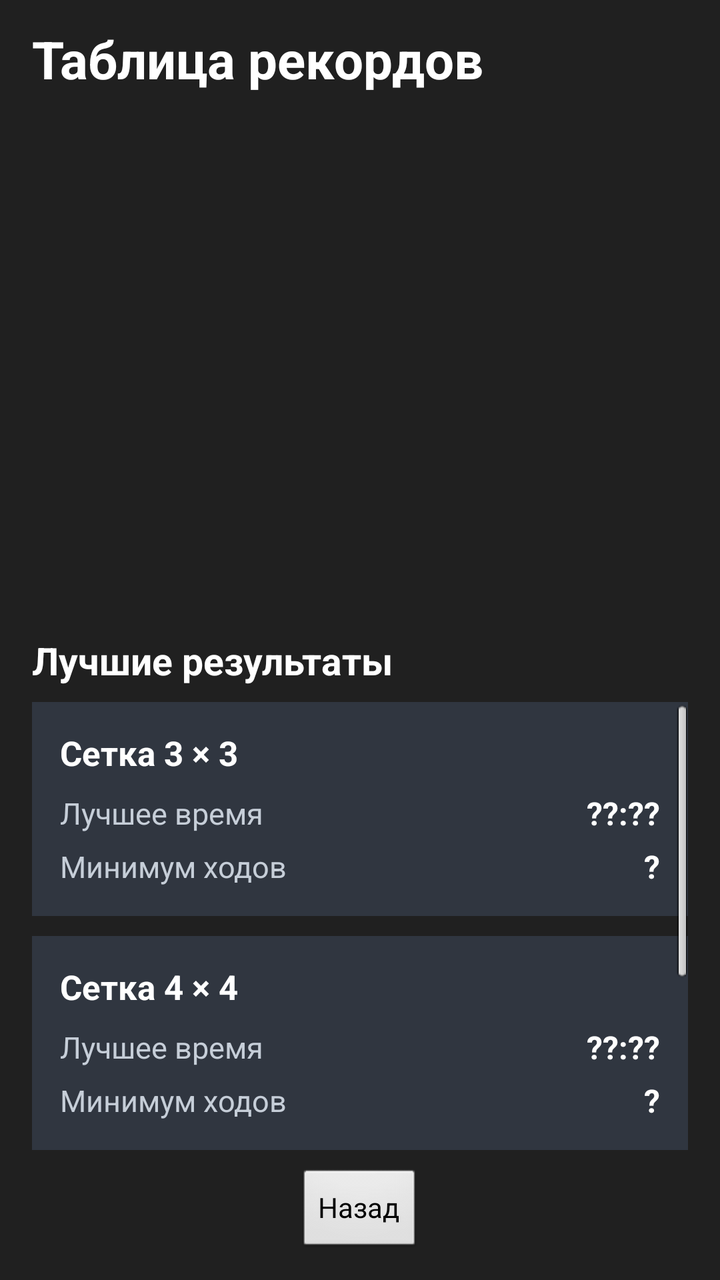
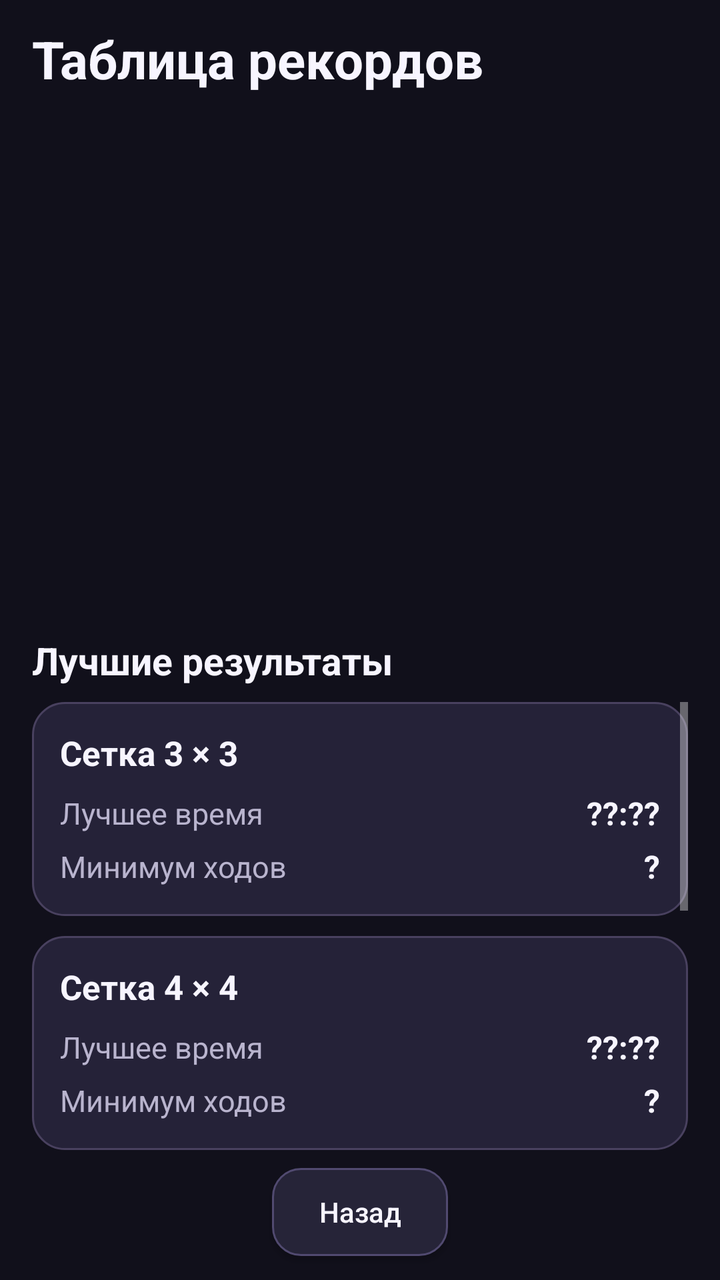

Before-and-after screenshots of an Android layout around one commit, followed by the original layout XML and the change that was made.
<!-- AndroidManifest.xml: application theme AppTheme -->
<!-- res/layout/activity_records.xml -->
<LinearLayout xmlns:android="http://schemas.android.com/apk/res/android"
    android:id="@+id/records_root"
    android:layout_width="match_parent"
    android:layout_height="match_parent"
    android:orientation="vertical"
    android:background="#202020"
    android:paddingStart="16dp"
    android:paddingTop="12dp"
    android:paddingEnd="16dp"
    android:paddingBottom="8dp">

    
    <TextView
        android:layout_width="match_parent"
        android:layout_height="wrap_content"
        android:text="Таблица рекордов"
        android:textColor="#FFFFFF"
        android:textSize="26sp"
        android:textStyle="bold" />

    
    <ImageView
        android:id="@+id/records_character_image"
        android:layout_width="match_parent"
        android:layout_height="220dp"
        android:layout_marginTop="8dp"
        android:contentDescription="3D-модель персонажа"
        android:scaleType="fitCenter" />

    <TextView
        android:id="@+id/records_character_name"
        android:layout_width="match_parent"
        android:layout_height="wrap_content"
        android:layout_marginBottom="10dp"
        android:gravity="center"
        android:textColor="#FFFFFF"
        android:textSize="24sp"
        android:textStyle="bold" />

    <TextView
        android:layout_width="match_parent"
        android:layout_height="wrap_content"
        android:layout_marginBottom="8dp"
        android:text="Лучшие результаты"
        android:textColor="#FFFFFF"
        android:textSize="19sp"
        android:textStyle="bold" />

    
    <ScrollView
        android:layout_width="match_parent"
        android:layout_height="0dp"
        android:layout_weight="1"
        android:fillViewport="false"
        android:clipToPadding="false"
        android:paddingBottom="8dp">

        <LinearLayout
            android:layout_width="match_parent"
            android:layout_height="wrap_content"
            android:orientation="vertical">

            <include layout="@layout/item_record_row_3" />
            <include layout="@layout/item_record_row_4" />
            <include layout="@layout/item_record_row_5" />

        </LinearLayout>
    </ScrollView>

    
    <Button
        android:id="@+id/button_records_back"
        android:layout_width="wrap_content"
        android:layout_height="44dp"
        android:layout_gravity="center_horizontal"
        android:layout_marginTop="8dp"
        android:layout_marginBottom="4dp"
        android:minHeight="0dp"
        android:text="Назад" />

</LinearLayout>
<!-- res/layout/item_record_row_3.xml (included above) -->
<?xml version="1.0" encoding="utf-8"?>
<LinearLayout xmlns:android="http://schemas.android.com/apk/res/android"
    android:layout_width="match_parent"
    android:layout_height="wrap_content"
    android:layout_marginBottom="10dp"
    android:background="#303640"
    android:orientation="vertical"
    android:padding="14dp">

    <TextView
        android:layout_width="match_parent"
        android:layout_height="wrap_content"
        android:text="Сетка 3 × 3"
        android:textColor="#FFFFFF"
        android:textSize="17sp"
        android:textStyle="bold" />

    <LinearLayout
        android:layout_width="match_parent"
        android:layout_height="wrap_content"
        android:layout_marginTop="8dp"
        android:gravity="center_vertical"
        android:orientation="horizontal">

        <TextView
            android:layout_width="0dp"
            android:layout_height="wrap_content"
            android:layout_weight="1"
            android:text="Лучшее время"
            android:textColor="#C6CED8"
            android:textSize="15sp" />

        <TextView
            android:id="@+id/record_3_time"
            android:layout_width="wrap_content"
            android:layout_height="wrap_content"
            android:text="@string/no_record_time"
            android:textColor="#FFFFFF"
            android:textSize="16sp"
            android:textStyle="bold" />
    </LinearLayout>

    <LinearLayout
        android:layout_width="match_parent"
        android:layout_height="wrap_content"
        android:layout_marginTop="5dp"
        android:gravity="center_vertical"
        android:orientation="horizontal">

        <TextView
            android:layout_width="0dp"
            android:layout_height="wrap_content"
            android:layout_weight="1"
            android:text="Минимум ходов"
            android:textColor="#C6CED8"
            android:textSize="15sp" />

        <TextView
            android:id="@+id/record_3_moves"
            android:layout_width="wrap_content"
            android:layout_height="wrap_content"
            android:text="@string/no_record_moves"
            android:textColor="#FFFFFF"
            android:textSize="16sp"
            android:textStyle="bold" />
    </LinearLayout>
</LinearLayout>
<!-- res/layout/item_record_row_4.xml (included above) -->
<?xml version="1.0" encoding="utf-8"?>
<LinearLayout xmlns:android="http://schemas.android.com/apk/res/android"
    android:layout_width="match_parent"
    android:layout_height="wrap_content"
    android:layout_marginBottom="10dp"
    android:background="#303640"
    android:orientation="vertical"
    android:padding="14dp">

    <TextView
        android:layout_width="match_parent"
        android:layout_height="wrap_content"
        android:text="Сетка 4 × 4"
        android:textColor="#FFFFFF"
        android:textSize="17sp"
        android:textStyle="bold" />

    <LinearLayout
        android:layout_width="match_parent"
        android:layout_height="wrap_content"
        android:layout_marginTop="8dp"
        android:gravity="center_vertical"
        android:orientation="horizontal">

        <TextView
            android:layout_width="0dp"
            android:layout_height="wrap_content"
            android:layout_weight="1"
            android:text="Лучшее время"
            android:textColor="#C6CED8"
            android:textSize="15sp" />

        <TextView
            android:id="@+id/record_4_time"
            android:layout_width="wrap_content"
            android:layout_height="wrap_content"
            android:text="@string/no_record_time"
            android:textColor="#FFFFFF"
            android:textSize="16sp"
            android:textStyle="bold" />
    </LinearLayout>

    <LinearLayout
        android:layout_width="match_parent"
        android:layout_height="wrap_content"
        android:layout_marginTop="5dp"
        android:gravity="center_vertical"
        android:orientation="horizontal">

        <TextView
            android:layout_width="0dp"
            android:layout_height="wrap_content"
            android:layout_weight="1"
            android:text="Минимум ходов"
            android:textColor="#C6CED8"
            android:textSize="15sp" />

        <TextView
            android:id="@+id/record_4_moves"
            android:layout_width="wrap_content"
            android:layout_height="wrap_content"
            android:text="@string/no_record_moves"
            android:textColor="#FFFFFF"
            android:textSize="16sp"
            android:textStyle="bold" />
    </LinearLayout>
</LinearLayout>
<!-- res/layout/item_record_row_5.xml (included above) -->
<?xml version="1.0" encoding="utf-8"?>
<LinearLayout xmlns:android="http://schemas.android.com/apk/res/android"
    android:layout_width="match_parent"
    android:layout_height="wrap_content"
    android:layout_marginBottom="10dp"
    android:background="#303640"
    android:orientation="vertical"
    android:padding="14dp">

    <TextView
        android:layout_width="match_parent"
        android:layout_height="wrap_content"
        android:text="Сетка 5 × 5"
        android:textColor="#FFFFFF"
        android:textSize="17sp"
        android:textStyle="bold" />

    <LinearLayout
        android:layout_width="match_parent"
        android:layout_height="wrap_content"
        android:layout_marginTop="8dp"
        android:gravity="center_vertical"
        android:orientation="horizontal">

        <TextView
            android:layout_width="0dp"
            android:layout_height="wrap_content"
            android:layout_weight="1"
            android:text="Лучшее время"
            android:textColor="#C6CED8"
            android:textSize="15sp" />

        <TextView
            android:id="@+id/record_5_time"
            android:layout_width="wrap_content"
            android:layout_height="wrap_content"
            android:text="@string/no_record_time"
            android:textColor="#FFFFFF"
            android:textSize="16sp"
            android:textStyle="bold" />
    </LinearLayout>

    <LinearLayout
        android:layout_width="match_parent"
        android:layout_height="wrap_content"
        android:layout_marginTop="5dp"
        android:gravity="center_vertical"
        android:orientation="horizontal">

        <TextView
            android:layout_width="0dp"
            android:layout_height="wrap_content"
            android:layout_weight="1"
            android:text="Минимум ходов"
            android:textColor="#C6CED8"
            android:textSize="15sp" />

        <TextView
            android:id="@+id/record_5_moves"
            android:layout_width="wrap_content"
            android:layout_height="wrap_content"
            android:text="@string/no_record_moves"
            android:textColor="#FFFFFF"
            android:textSize="16sp"
            android:textStyle="bold" />
    </LinearLayout>
</LinearLayout>
<!-- resources referenced by this layout -->
<resources>
  <string name="no_record_moves">\?</string>
  <string name="no_record_time">\?\?:\?\?</string>
  <style name="AppTheme" parent="android:Theme.NoTitleBar.Fullscreen">
          <item name="android:windowNoTitle">true</item>
          <item name="android:windowFullscreen">true</item>
          <item name="android:windowContentOverlay">@null</item>
      </style>
</resources>

<!-- the commit's change to res/layout/activity_records.xml (unified diff, before → after) -->
@@ -3,7 +3,7 @@
     android:layout_width="match_parent"
     android:layout_height="match_parent"
     android:orientation="vertical"
-    android:background="#202020"
+    android:background="@color/colorBackground"
     android:paddingStart="16dp"
     android:paddingTop="12dp"
     android:paddingEnd="16dp"
@@ -14,7 +14,7 @@
         android:layout_width="match_parent"
         android:layout_height="wrap_content"
         android:text="Таблица рекордов"
-        android:textColor="#FFFFFF"
+        android:textColor="@color/colorTextPrimary"
         android:textSize="26sp"
         android:textStyle="bold" />
 
@@ -33,7 +33,7 @@
         android:layout_height="wrap_content"
         android:layout_marginBottom="10dp"
         android:gravity="center"
-        android:textColor="#FFFFFF"
+        android:textColor="@color/colorTextPrimary"
         android:textSize="24sp"
         android:textStyle="bold" />
 
@@ -42,7 +42,7 @@
         android:layout_height="wrap_content"
         android:layout_marginBottom="8dp"
         android:text="Лучшие результаты"
-        android:textColor="#FFFFFF"
+        android:textColor="@color/colorTextPrimary"
         android:textSize="19sp"
         android:textStyle="bold" />
 
@@ -63,6 +63,7 @@
             <include layout="@layout/item_record_row_3" />
             <include layout="@layout/item_record_row_4" />
             <include layout="@layout/item_record_row_5" />
+            <include layout="@layout/item_record_row_6" />
 
         </LinearLayout>
     </ScrollView>
@@ -85,7 +86,7 @@
     android:layout_width="match_parent"
     android:layout_height="wrap_content"
     android:layout_marginBottom="10dp"
-    android:background="#303640"
+    android:background="@drawable/bg_surface_card"
     android:orientation="vertical"
     android:padding="14dp">
 
@@ -93,7 +94,7 @@
         android:layout_width="match_parent"
         android:layout_height="wrap_content"
         android:text="Сетка 3 × 3"
-        android:textColor="#FFFFFF"
+        android:textColor="@color/colorTextPrimary"
         android:textSize="17sp"
         android:textStyle="bold" />
 
@@ -109,7 +110,7 @@
             android:layout_height="wrap_content"
             android:layout_weight="1"
             android:text="Лучшее время"
-            android:textColor="#C6CED8"
+            android:textColor="@color/colorTextSecondary"
             android:textSize="15sp" />
 
         <TextView
@@ -117,7 +118,7 @@
             android:layout_width="wrap_content"
             android:layout_height="wrap_content"
             android:text="@string/no_record_time"
-            android:textColor="#FFFFFF"
+            android:textColor="@color/colorTextPrimary"
             android:textSize="16sp"
             android:textStyle="bold" />
     </LinearLayout>
@@ -134,7 +135,7 @@
             android:layout_height="wrap_content"
             android:layout_weight="1"
             android:text="Минимум ходов"
-            android:textColor="#C6CED8"
+            android:textColor="@color/colorTextSecondary"
             android:textSize="15sp" />
 
         <TextView
@@ -142,7 +143,7 @@
             android:layout_width="wrap_content"
             android:layout_height="wrap_content"
             android:text="@string/no_record_moves"
-            android:textColor="#FFFFFF"
+            android:textColor="@color/colorTextPrimary"
             android:textSize="16sp"
             android:textStyle="bold" />
     </LinearLayout>
@@ -153,7 +154,7 @@
     android:layout_width="match_parent"
     android:layout_height="wrap_content"
     android:layout_marginBottom="10dp"
-    android:background="#303640"
+    android:background="@drawable/bg_surface_card"
     android:orientation="vertical"
     android:padding="14dp">
 
@@ -161,7 +162,7 @@
         android:layout_width="match_parent"
         android:layout_height="wrap_content"
         android:text="Сетка 4 × 4"
-        android:textColor="#FFFFFF"
+        android:textColor="@color/colorTextPrimary"
         android:textSize="17sp"
         android:textStyle="bold" />
 
@@ -177,7 +178,7 @@
             android:layout_height="wrap_content"
             android:layout_weight="1"
             android:text="Лучшее время"
-            android:textColor="#C6CED8"
+            android:textColor="@color/colorTextSecondary"
             android:textSize="15sp" />
 
         <TextView
@@ -185,7 +186,7 @@
             android:layout_width="wrap_content"
             android:layout_height="wrap_content"
             android:text="@string/no_record_time"
-            android:textColor="#FFFFFF"
+            android:textColor="@color/colorTextPrimary"
             android:textSize="16sp"
             android:textStyle="bold" />
     </LinearLayout>
@@ -202,7 +203,7 @@
             android:layout_height="wrap_content"
             android:layout_weight="1"
             android:text="Минимум ходов"
-            android:textColor="#C6CED8"
+            android:textColor="@color/colorTextSecondary"
             android:textSize="15sp" />
 
         <TextView
@@ -210,7 +211,7 @@
             android:layout_width="wrap_content"
             android:layout_height="wrap_content"
             android:text="@string/no_record_moves"
-            android:textColor="#FFFFFF"
+            android:textColor="@color/colorTextPrimary"
             android:textSize="16sp"
             android:textStyle="bold" />
     </LinearLayout>
@@ -221,7 +222,7 @@
     android:layout_width="match_parent"
     android:layout_height="wrap_content"
     android:layout_marginBottom="10dp"
-    android:background="#303640"
+    android:background="@drawable/bg_surface_card"
     android:orientation="vertical"
     android:padding="14dp">
 
@@ -229,7 +230,7 @@
         android:layout_width="match_parent"
         android:layout_height="wrap_content"
         android:text="Сетка 5 × 5"
-        android:textColor="#FFFFFF"
+        android:textColor="@color/colorTextPrimary"
         android:textSize="17sp"
         android:textStyle="bold" />
 
@@ -245,7 +246,7 @@
             android:layout_height="wrap_content"
             android:layout_weight="1"
             android:text="Лучшее время"
-            android:textColor="#C6CED8"
+            android:textColor="@color/colorTextSecondary"
             android:textSize="15sp" />
 
         <TextView
@@ -253,7 +254,7 @@
             android:layout_width="wrap_content"
             android:layout_height="wrap_content"
             android:text="@string/no_record_time"
-            android:textColor="#FFFFFF"
+            android:textColor="@color/colorTextPrimary"
             android:textSize="16sp"
             android:textStyle="bold" />
     </LinearLayout>
@@ -270,7 +271,7 @@
             android:layout_height="wrap_content"
             android:layout_weight="1"
             android:text="Минимум ходов"
-            android:textColor="#C6CED8"
+            android:textColor="@color/colorTextSecondary"
             android:textSize="15sp" />
 
         <TextView
@@ -278,8 +279,76 @@
             android:layout_width="wrap_content"
             android:layout_height="wrap_content"
             android:text="@string/no_record_moves"
-            android:textColor="#FFFFFF"
-            android:textSize="16sp"
-            android:textStyle="bold" />
-    </LinearLayout>
-</LinearLayout>
+            android:textColor="@color/colorTextPrimary"
+            android:textSize="16sp"
+            android:textStyle="bold" />
+    </LinearLayout>
+</LinearLayout>
+<!-- res/layout/item_record_row_6.xml (included above) -->
+<?xml version="1.0" encoding="utf-8"?>
+<LinearLayout xmlns:android="http://schemas.android.com/apk/res/android"
+    android:layout_width="match_parent"
+    android:layout_height="wrap_content"
+    android:layout_marginBottom="10dp"
+    android:background="@drawable/bg_surface_card"
+    android:orientation="vertical"
+    android:padding="14dp">
+
+    <TextView
+        android:layout_width="match_parent"
+        android:layout_height="wrap_content"
+        android:text="Сетка 6 × 6"
+        android:textColor="@color/colorTextPrimary"
+        android:textSize="17sp"
+        android:textStyle="bold" />
+
+    <LinearLayout
+        android:layout_width="match_parent"
+        android:layout_height="wrap_content"
+        android:layout_marginTop="8dp"
+        android:gravity="center_vertical"
+        android:orientation="horizontal">
+
+        <TextView
+            android:layout_width="0dp"
+            android:layout_height="wrap_content"
+            android:layout_weight="1"
+            android:text="Лучшее время"
+            android:textColor="@color/colorTextSecondary"
+            android:textSize="15sp" />
+
+        <TextView
+            android:id="@+id/record_6_time"
+            android:layout_width="wrap_content"
+            android:layout_height="wrap_content"
+            android:text="@string/no_record_time"
+            android:textColor="@color/colorTextPrimary"
+            android:textSize="16sp"
+            android:textStyle="bold" />
+    </LinearLayout>
+
+    <LinearLayout
+        android:layout_width="match_parent"
+        android:layout_height="wrap_content"
+        android:layout_marginTop="5dp"
+        android:gravity="center_vertical"
+        android:orientation="horizontal">
+
+        <TextView
+            android:layout_width="0dp"
+            android:layout_height="wrap_content"
+            android:layout_weight="1"
+            android:text="Минимум ходов"
+            android:textColor="@color/colorTextSecondary"
+            android:textSize="15sp" />
+
+        <TextView
+            android:id="@+id/record_6_moves"
+            android:layout_width="wrap_content"
+            android:layout_height="wrap_content"
+            android:text="@string/no_record_moves"
+            android:textColor="@color/colorTextPrimary"
+            android:textSize="16sp"
+            android:textStyle="bold" />
+    </LinearLayout>
+</LinearLayout>
<!-- resource entries referenced after the edit -->
@@ -1,11 +1,65 @@
 <!-- resources referenced by this layout -->
 <resources>
+  <color name="colorBackground">#11101B</color>
+  <color name="colorTextPrimary">#F7F5FF</color>
+  <color name="colorTextSecondary">#B9B4CE</color>
+  <!-- drawable bg_surface_card (drawable) -->
+  <?xml version="1.0" encoding="utf-8"?>
+  <shape xmlns:android="http://schemas.android.com/apk/res/android" android:shape="rectangle">
+      <solid android:color="#252238" />
+      <corners android:radius="16dp" />
+      <stroke android:width="1dp" android:color="#49415F" />
+  </shape>
   <string name="no_record_moves">\?</string>
   <string name="no_record_time">\?\?:\?\?</string>
-  <style name="AppTheme" parent="android:Theme.NoTitleBar.Fullscreen">
+  <style name="AppTheme" parent="@android:style/Theme.Material.NoActionBar">
           <item name="android:windowNoTitle">true</item>
           <item name="android:windowFullscreen">true</item>
           <item name="android:windowContentOverlay">@null</item>
+          <item name="android:windowBackground">@color/colorBackground</item>
+          <item name="android:colorAccent">@color/colorAccent</item>
+          <item name="android:navigationBarColor">@color/colorBackground</item>
+          <item name="android:windowLightNavigationBar">false</item>
+          <item name="android:buttonStyle">@style/AppButton</item>
       </style>
+  <color name="colorAccent">#A99BFF</color>
+  <style name="AppButton" parent="@android:style/Widget.Material.Button">
+          <item name="android:background">@drawable/bg_button_secondary</item>
+          <item name="android:textColor">@color/colorTextPrimary</item>
+          <item name="android:textAllCaps">false</item>
+          <item name="android:textSize">14sp</item>
+          <item name="android:fontFamily">sans-serif-medium</item>
+          <item name="android:minHeight">48dp</item>
+          <item name="android:insetTop">0dp</item>
+          <item name="android:insetBottom">0dp</item>
+          <item name="android:paddingStart">20dp</item>
+          <item name="android:paddingEnd">20dp</item>
+          <item name="android:elevation">2dp</item>
+      </style>
+  <!-- drawable bg_button_secondary (drawable) -->
+  <?xml version="1.0" encoding="utf-8"?>
+  <selector xmlns:android="http://schemas.android.com/apk/res/android">
+      <item android:state_enabled="false">
+          <shape android:shape="rectangle">
+              <corners android:radius="14dp" />
+              <solid android:color="#242235" />
+              <stroke android:width="1dp" android:color="#38334D" />
+          </shape>
+      </item>
+      <item android:state_pressed="true">
+          <shape android:shape="rectangle">
+              <corners android:radius="14dp" />
+              <solid android:color="#39334F" />
+              <stroke android:width="1dp" android:color="#A99BFF" />
+          </shape>
+      </item>
+      <item>
+          <shape android:shape="rectangle">
+              <corners android:radius="14dp" />
+              <solid android:color="#262438" />
+              <stroke android:width="1dp" android:color="#514A70" />
+          </shape>
+      </item>
+  </selector>
 </resources>
 
